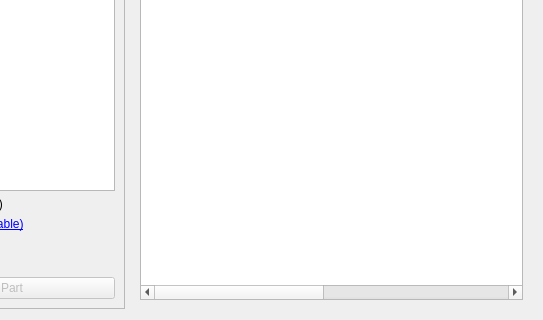
First picture: the form in ui/page_library.ui, repository z3ugma/webparts-librepcb, before the edit; both pictures show x 136 to 679 and y 86 to 406 of the 679 by 406 pixel window.
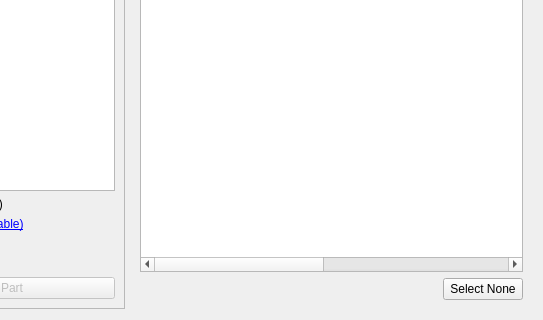
Second picture: the form after the edit. Custom widgets are drawn as their Qt base class.

Commit message: Bugfix - return to using the custom LibraryTree widget with select none

Patch:
```diff
--- a/ui/page_library.ui
+++ b/ui/page_library.ui
@@ -161,6 +161,33 @@
         </column>
        </widget>
       </item>
+      <item>
+       <layout class="QHBoxLayout" name="bottomButtonLayout">
+        <item>
+         <spacer name="horizontalSpacer_bottom">
+          <property name="orientation">
+           <enum>Qt::Horizontal</enum>
+          </property>
+          <property name="sizeHint" stdset="0">
+           <size>
+            <width>40</width>
+            <height>20</height>
+           </size>
+          </property>
+         </spacer>
+        </item>
+        <item>
+         <widget class="QPushButton" name="select_none_button">
+          <property name="text">
+           <string>Select None</string>
+          </property>
+          <property name="toolTip">
+           <string>Clear the current selection</string>
+          </property>
+         </widget>
+        </item>
+       </layout>
+      </item>
      </layout>
     </widget>
    </item>
```
The commit also changes 1 other file.
